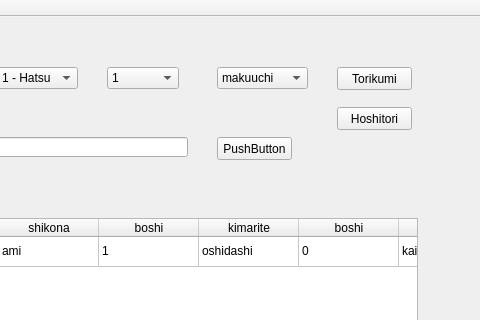
Above: mainwindow.ui from akdtg/ozumo before the change; both pictures show x 143 to 623 and y 0 to 320 of the 623 by 564 pixel window. Below: the same form after it.
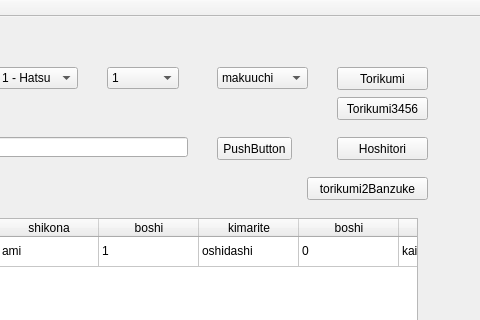
That is the form after the change.

Commit message: separate buttons for every operation move torikumi2Banzuke to MainWindow class searching for rikishi IDs in torikumi (makuuchi and juryo) add year, month and division output to torikumi table

```diff
--- a/mainwindow.ui
+++ b/mainwindow.ui
@@ -137,7 +137,7 @@
      <rect>
       <x>480</x>
       <y>50</y>
-      <width>75</width>
+      <width>91</width>
       <height>23</height>
      </rect>
     </property>
@@ -360,8 +360,8 @@
     <property name="geometry">
      <rect>
       <x>480</x>
-      <y>90</y>
-      <width>75</width>
+      <y>120</y>
+      <width>91</width>
       <height>23</height>
      </rect>
     </property>
@@ -369,6 +369,32 @@
      <string>Hoshitori</string>
     </property>
    </widget>
+   <widget class="QPushButton" name="pushButton_Torikumi3456">
+    <property name="geometry">
+     <rect>
+      <x>480</x>
+      <y>80</y>
+      <width>91</width>
+      <height>23</height>
+     </rect>
+    </property>
+    <property name="text">
+     <string>Torikumi3456</string>
+    </property>
+   </widget>
+   <widget class="QPushButton" name="pushButton_torikumi2Banzuke">
+    <property name="geometry">
+     <rect>
+      <x>450</x>
+      <y>160</y>
+      <width>121</width>
+      <height>23</height>
+     </rect>
+    </property>
+    <property name="text">
+     <string>torikumi2Banzuke</string>
+    </property>
+   </widget>
   </widget>
   <widget class="QMenuBar" name="menuBar">
    <property name="geometry">
```
The commit also changes 2 other files.
